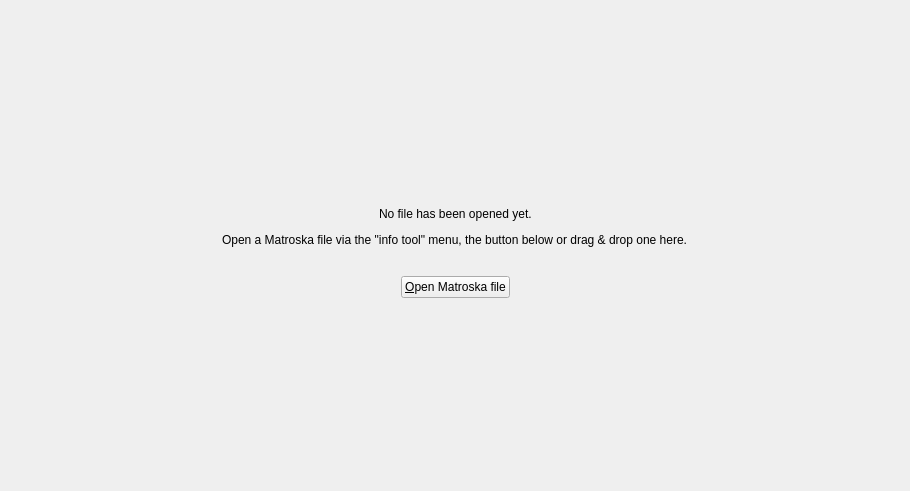
Above: src/mkvtoolnix-gui/forms/info/tool.ui from jpsdr/MKVToolnix-Windows-7 before the change. Below: the same form after it.
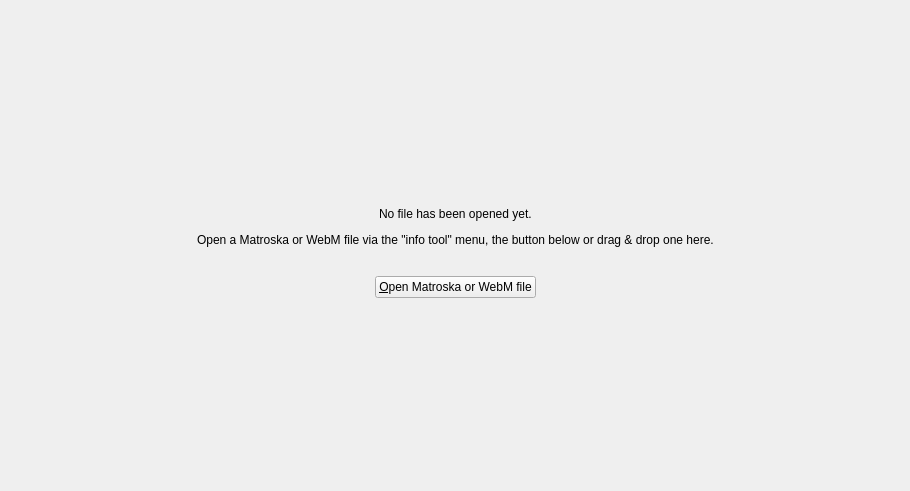
That is the form after the change. Icons and pictures are not drawn. Custom widgets are drawn as their Qt base class.

Commit message: GUI: change "open Matroska file" to "open Matroska or WebM file" where appropriate

```diff
--- a/src/mkvtoolnix-gui/forms/info/tool.ui
+++ b/src/mkvtoolnix-gui/forms/info/tool.ui
@@ -122,7 +122,7 @@
             <item>
              <widget class="QLabel" name="howToOpenLabel">
               <property name="text">
-               <string>Open a Matroska file via the &quot;info tool&quot; menu, the button below or drag &amp; drop one here.</string>
+               <string>Open a Matroska or WebM file via the &quot;info tool&quot; menu, the button below or drag &amp; drop one here.</string>
               </property>
              </widget>
             </item>
@@ -175,7 +175,7 @@
             <item>
              <widget class="QPushButton" name="openFileButton">
               <property name="text">
-               <string>&amp;Open Matroska file</string>
+               <string>&amp;Open Matroska or WebM file</string>
               </property>
               <property name="icon">
                <iconset resource="../../qt_resources.qrc">
```
The commit also changes 2 other files.
